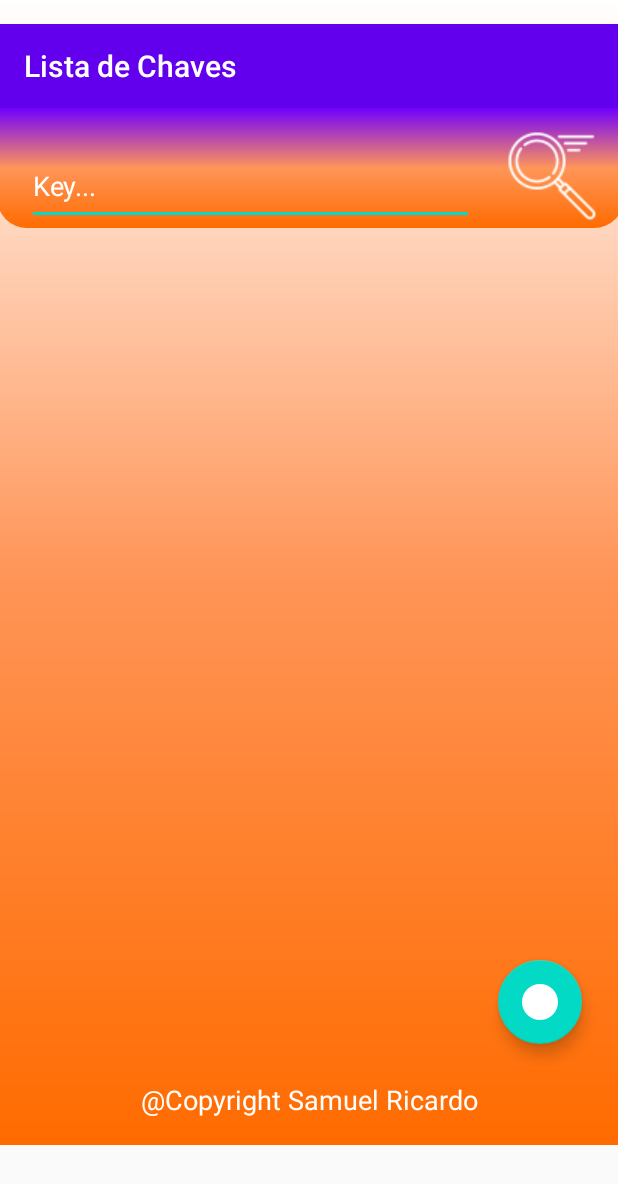
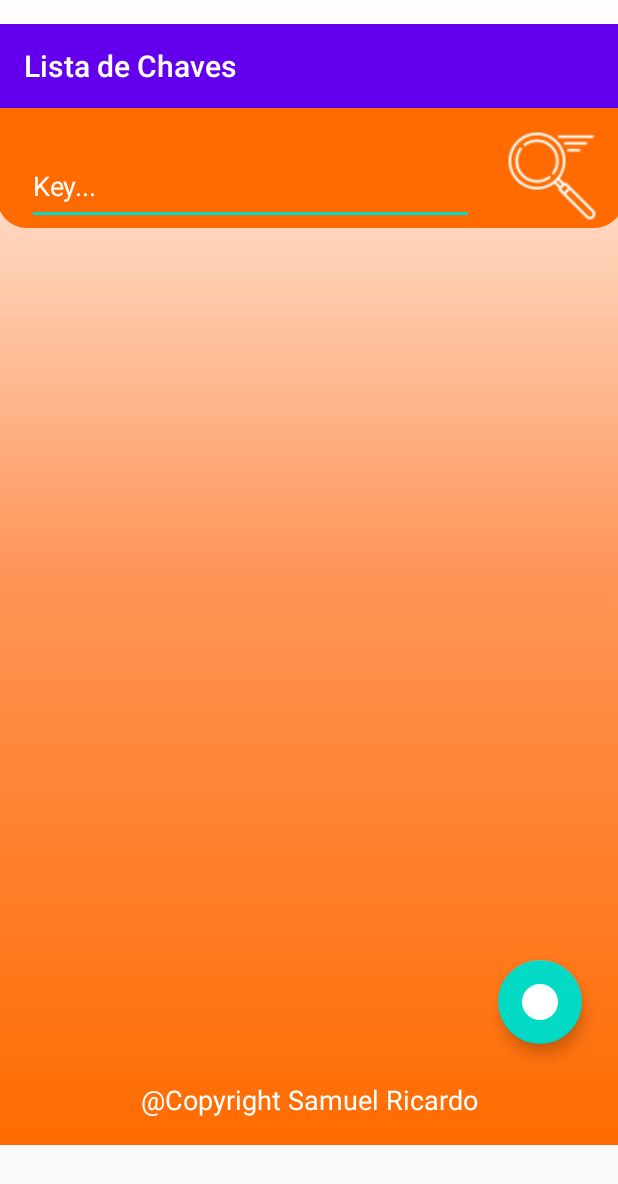
Before and after one commit to Samuel-Ricardo/keyword, an Android app: the KeyListActivity screen opened directly, with no data from a screen before it, on a phone screen of 412 x 824 dp. Shown: the top 1184 px of the screen. Run offline under Robolectric (Android 15) with nearby library versions, the phone set to English and light mode, and no system bars; 1 statement that could not run was skipped.

Commit message:
Refactor: View (layout)

```diff
--- a/app/src/main/res/drawable/search_gradient_orange_purple.xml
+++ b/app/src/main/res/drawable/search_gradient_orange_purple.xml
@@ -1,11 +1,19 @@
 <?xml version="1.0" encoding="utf-8"?>
 <shape xmlns:android="http://schemas.android.com/apk/res/android">
 
+    <!--
     <gradient
         android:angle="270"
         android:centerColor="#FF9558"
         android:endColor="#FF6B00"
         android:startColor="#6F00FF" />
+-->
+
+    <solid
+        android:color="#FF6B00"
+        >
+
+    </solid>
 
     <corners
         android:bottomLeftRadius="20dp"
--- a/app/src/main/res/layout/key_list.xml
+++ b/app/src/main/res/layout/key_list.xml
@@ -1,14 +1,18 @@
 <?xml version="1.0" encoding="utf-8"?>
+<!--
 <ScrollView xmlns:android="http://schemas.android.com/apk/res/android"
     xmlns:app="http://schemas.android.com/apk/res-auto"
     xmlns:tools="http://schemas.android.com/tools"
     android:layout_width="match_parent"
     android:layout_height="match_parent"
     >
-<androidx.constraintlayout.widget.ConstraintLayout
-    android:background="@drawable/bottom_gradient"
+-->
+    <androidx.constraintlayout.widget.ConstraintLayout xmlns:android="http://schemas.android.com/apk/res/android"
+    xmlns:app="http://schemas.android.com/apk/res-auto"
+    xmlns:tools="http://schemas.android.com/tools"
     android:layout_width="match_parent"
-    android:layout_height="match_parent">
+        android:layout_height="wrap_content"
+        android:background="@drawable/bottom_gradient">
 
         <androidx.appcompat.widget.Toolbar
             android:id="@+id/toolbar"
@@ -84,7 +88,7 @@
 
         <androidx.recyclerview.widget.RecyclerView
             android:id="@+id/recyclerView2"
-        android:layout_width="409dp"
+            android:layout_width="0dp"
             android:layout_height="559dp"
             android:layout_marginBottom="1dp"
             app:layout_constraintBottom_toTopOf="@+id/textView2"
@@ -121,4 +125,3 @@
             app:layout_constraintTop_toTopOf="@+id/toolbar" />
 
     </androidx.constraintlayout.widget.ConstraintLayout>
-</ScrollView>
```
Lines whose indentation alone changed are shown as unchanged.
